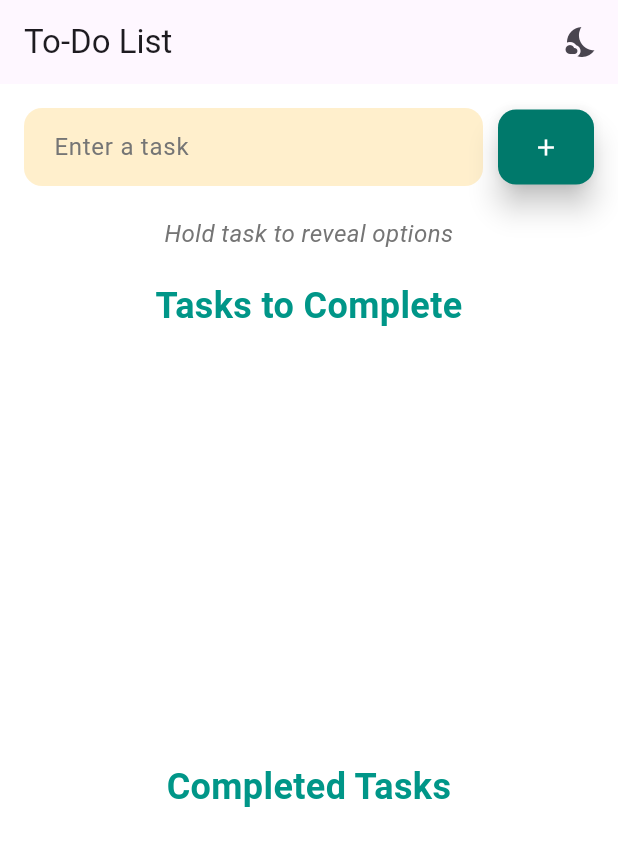
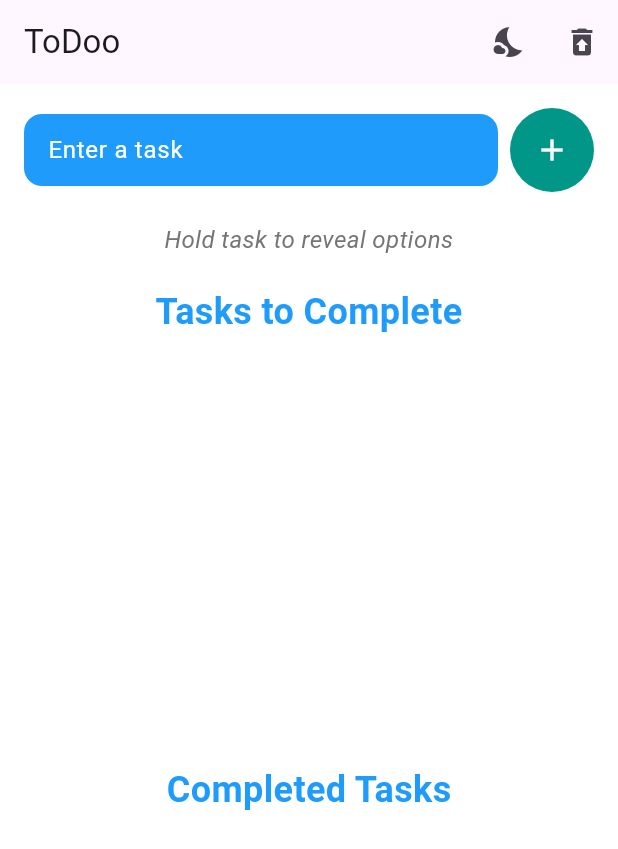
Before and after one commit to xshxr/Todoo-List-App-Internship-Task-, a Flutter app: the screen it shows after launch, on a phone screen of 412 x 824 dp. Shown: the top 849 px of the screen. Run offline on Flutter 3.47's test engine with Material 3 defaults, Android fonts, the phone set to English and light mode, and no system bars; our stand-ins replace flutter_local_notifications, timezone.

Commit message:
almost there

```diff
--- a/lib/main.dart
+++ b/lib/main.dart
@@ -1,4 +1,4 @@
-// ignore_for_file: deprecated_member_use, library_private_types_in_public_api
+// ignore_for_file: library_private_types_in_public_api, deprecated_member_use
 
 import 'package:flutter/material.dart';
 import 'package:flutter_local_notifications/flutter_local_notifications.dart';
@@ -41,10 +41,10 @@ class _MyAppState extends State<MyApp> {
   @override
   Widget build(BuildContext context) {
     return MaterialApp(
-      title: 'To-Do List',
+      title: 'ToDoo',
       theme: ThemeData(
         primarySwatch: Colors.teal,
-        hintColor: Colors.amber,
+        hintColor: const Color.fromARGB(255, 31, 156, 251),
         brightness: Brightness.light,
         scaffoldBackgroundColor: Colors.white,
         textTheme: const TextTheme(
@@ -93,6 +93,7 @@ class ToDoListScreen extends StatefulWidget {
 class _ToDoListScreenState extends State<ToDoListScreen> {
   final List<String> _tasks = [];
   final List<String> _completedTasks = [];
+  final List<String> _deletedTasks = [];
   final TextEditingController _controller = TextEditingController();
   TimeOfDay? _selectedTime;
 
@@ -103,7 +104,10 @@ class _ToDoListScreenState extends State<ToDoListScreen> {
         _controller.clear();
       });
       ScaffoldMessenger.of(context).showSnackBar(
-        SnackBar(content: const Text('Task added'), backgroundColor: widget.isDarkMode ? Colors.teal : Colors.amber),
+        SnackBar(
+          content: const Text('Task added'),
+          backgroundColor: widget.isDarkMode ? Colors.teal : const Color.fromARGB(255, 31, 156, 251),
+        ),
       );
     }
   }
@@ -117,7 +121,21 @@ class _ToDoListScreenState extends State<ToDoListScreen> {
 
   void _deleteTask(int index) {
     setState(() {
+      _deletedTasks.add(_tasks[index]); // Add to deleted list
       _tasks.removeAt(index);
+    });
+  }
+
+  void _restoreTask(String task) {
+    setState(() {
+      _deletedTasks.remove(task);
+      _tasks.add(task);
+    });
+  }
+
+  void _deleteCompletedTask(int index) {
+    setState(() {
+      _completedTasks.removeAt(index);
     });
   }
 
@@ -195,9 +213,8 @@ class _ToDoListScreenState extends State<ToDoListScreen> {
             },
           ),
           ListTile(
-            leading: const Icon(Icons.alarm, color: Colors.white),
+            leading: const Icon(Icons.alarm, color: Color.fromARGB(255, 31, 156, 251)),
             title: const Text('Set Alarm'),
-            textColor: Colors.black,
             onTap: () {
               Navigator.pop(context);
               _selectAlarmTime(context, index);
@@ -208,15 +225,74 @@ class _ToDoListScreenState extends State<ToDoListScreen> {
     );
   }
 
+  void _showCompletedTaskOptions(int index) {
+    showModalBottomSheet(
+      context: context,
+      builder: (context) => Column(
+        mainAxisSize: MainAxisSize.min,
+        children: [
+          ListTile(
+            leading: const Icon(Icons.delete, color: Colors.red),
+            title: const Text('Delete Task'),
+            onTap: () {
+              Navigator.pop(context);
+              _deleteCompletedTask(index);
+            },
+          ),
+        ],
+      ),
+    );
+  }
+
   @override
   Widget build(BuildContext context) {
+    final taskColor = widget.isDarkMode ? Colors.teal.shade300 : const Color.fromARGB(255, 31, 156, 251);
+    final completedTaskColor = widget.isDarkMode ? Colors.teal.shade300 : const Color.fromARGB(255, 31, 156, 251);
+
     return Scaffold(
       appBar: AppBar(
-        title: const Text('To-Do List'),
+        title: const Text('ToDoo'),
         actions: [
           IconButton(
             icon: Icon(widget.isDarkMode ? Icons.wb_sunny : Icons.nights_stay),
             onPressed: widget.toggleTheme,
+          ),
+          IconButton(
+            icon: const Icon(Icons.restore_from_trash),
+            onPressed: () {
+              if (_deletedTasks.isNotEmpty) {
+                showModalBottomSheet(
+                  context: context,
+                  builder: (context) => Column(
+                    mainAxisSize: MainAxisSize.min,
+                    children: [
+                      const Padding(
+                        padding: EdgeInsets.all(16.0),
+                        child: Text(
+                          'Deleted Tasks',
+                          style: TextStyle(fontSize: 18, fontWeight: FontWeight.bold),
+                        ),
+                      ),
+                      ..._deletedTasks.map((task) => ListTile(
+                            title: Text(task),
+                            trailing: IconButton(
+                              icon: const Icon(Icons.restore),
+                              onPressed: () {
+                                Navigator.pop(context);
+                                _restoreTask(task);
+                              },
+                            ),
+                          )),
+                      if (_deletedTasks.isEmpty)
+                        const Padding(
+                          padding: EdgeInsets.all(16.0),
+                          child: Text('No deleted tasks'),
+                        ),
+                    ],
+                  ),
+                );
+              }
+            },
           ),
         ],
       ),
@@ -231,39 +307,39 @@ class _ToDoListScreenState extends State<ToDoListScreen> {
                 Expanded(
                   child: TextField(
                     controller: _controller,
+                    maxLines: null, // Allow multiple lines
+                    keyboardType: TextInputType.multiline,
                     decoration: InputDecoration(
                       hintText: 'Enter a task',
                       hintStyle: TextStyle(
-                        color: widget.isDarkMode ? Colors.grey.shade400 : Colors.grey.shade600,
+                        color: widget.isDarkMode ? Colors.white : Colors.white,
                       ),
                       filled: true,
                       fillColor: widget.isDarkMode
-                          ? const Color.fromARGB(255, 48, 48, 48)
-                          : const Color.fromARGB(255, 255, 239, 204),
+                          ? const Color.fromARGB(255, 31, 156, 251)
+                          : const Color.fromARGB(255, 31, 156, 251),
                       border: OutlineInputBorder(
                         borderRadius: BorderRadius.circular(12.0),
                         borderSide: BorderSide.none,
                       ),
-                      contentPadding: const EdgeInsets.symmetric(horizontal: 16.0, vertical: 14.0),
+                      contentPadding: const EdgeInsets.symmetric(horizontal: 12.0),
                     ),
                     style: TextStyle(
-                      color: widget.isDarkMode ? Colors.white : Colors.black,
+                      color: widget.isDarkMode ? Colors.white : Colors.white,
                     ),
                   ),
                 ),
-                const SizedBox(width: 10),
-                ElevatedButton(
-                  style: ElevatedButton.styleFrom(
-                    backgroundColor: Colors.teal.shade700,
-                    padding: const EdgeInsets.symmetric(horizontal: 20.0, vertical: 16.0),
-                    shape: RoundedRectangleBorder(
-                      borderRadius: BorderRadius.circular(12.0),
+                Container(
+                  margin: const EdgeInsets.only(left: 8.0),
+                  decoration: BoxDecoration(
+                    color: widget.isDarkMode ? Colors.teal : Colors.teal,
+                    shape: BoxShape.circle,
                   ),
-                    elevation: 8,
-                    textStyle: const TextStyle(fontSize: 16),
+                  child: IconButton(
+                    icon: const Icon(Icons.add, color: Colors.white),
+                    onPressed: _addTask,
+                    padding: const EdgeInsets.all(16),
                   ),
-                  onPressed: _addTask,
-                  child: const Icon(Icons.add, color: Colors.white),
                 ),
               ],
             ),
@@ -278,12 +354,12 @@ class _ToDoListScreenState extends State<ToDoListScreen> {
               textAlign: TextAlign.center,
             ),
             const SizedBox(height: 20),
-            const Text(
+            Text(
               'Tasks to Complete',
               style: TextStyle(
                 fontSize: 24,
                 fontWeight: FontWeight.bold,
-                color: Colors.teal,
+                color: taskColor,
               ),
               textAlign: TextAlign.center,
             ),
@@ -347,16 +423,16 @@ class _ToDoListScreenState extends State<ToDoListScreen> {
                         ),
                         elevation: 6,
                         margin: const EdgeInsets.symmetric(vertical: 6.0),
-                        color: widget.isDarkMode ? Colors.teal.shade800 : Colors.blueGrey.shade50,
+                        color: widget.isDarkMode ? Colors.teal : Colors.teal,
                         child: ListTile(
                           contentPadding: const EdgeInsets.symmetric(horizontal: 16.0, vertical: 12.0),
                           title: Text(
                             _tasks[index],
                             style: TextStyle(
                               fontSize: 18,
-                              color: widget.isDarkMode ? Colors.white : Colors.black,
+                              color: widget.isDarkMode ? Colors.white : Colors.white,
                             ),
-                            textAlign: TextAlign.center,
+                            textAlign: TextAlign.left,
                           ),
                         ),
                       ),
@@ -366,36 +442,39 @@ class _ToDoListScreenState extends State<ToDoListScreen> {
               ),
             ),
             const SizedBox(height: 20),
-            const Text(
+            Text(
               'Completed Tasks',
               style: TextStyle(
                 fontSize: 24,
                 fontWeight: FontWeight.bold,
-                color: Colors.teal,
+                color: completedTaskColor,
               ),
-              textAlign: TextAlign.center,
+              textAlign: TextAlign.left,
             ),
             const SizedBox(height: 20),
             Expanded(
               child: ListView.builder(
                 itemCount: _completedTasks.length,
                 itemBuilder: (context, index) {
-                  return Card(
+                  return GestureDetector(
+                    onLongPress: () => _showCompletedTaskOptions(index),
+                    child: Card(
                       shape: RoundedRectangleBorder(
                         borderRadius: BorderRadius.circular(16.0),
                       ),
                       elevation: 6,
                       margin: const EdgeInsets.symmetric(vertical: 6.0),
-                    color: widget.isDarkMode ? Colors.teal.shade700 : Colors.teal.shade100,
+                      color: widget.isDarkMode ? Colors.teal.shade200 : Colors.teal.shade100,
                       child: ListTile(
                         contentPadding: const EdgeInsets.symmetric(horizontal: 16.0, vertical: 12.0),
                         title: Text(
                           _completedTasks[index],
                           style: TextStyle(
                             fontSize: 18,
-                          color: widget.isDarkMode ? Colors.white : Colors.black,
+                            color: widget.isDarkMode ? Colors.white : Colors.white,
                           ),
-                        textAlign: TextAlign.center,
+                          textAlign: TextAlign.left,
+                        ),
                       ),
                     ),
                   );
--- a/pubspec.yaml
+++ b/pubspec.yaml
@@ -40,6 +40,7 @@ dependencies:
   # The following adds the Cupertino Icons font to your application.
   # Use with the CupertinoIcons class for iOS style icons.
   cupertino_icons: ^1.0.6
+  shape: ^0.0.1
 
 dev_dependencies:
   flutter_test:
@@ -51,6 +52,8 @@ dev_dependencies:
   # package. See that file for information about deactivating specific lint
   # rules and activating additional ones.
   flutter_lints: ^3.0.0
+  shape_generator: ^0.0.2
+  build_runner: ^2.4.11
 
 # For information on the generic Dart part of this file, see the
 # following page: https://dart.dev/tools/pub/pubspec
```
Also changed, not shown: pubspec.lock. Lines whose indentation alone changed are shown as unchanged.
